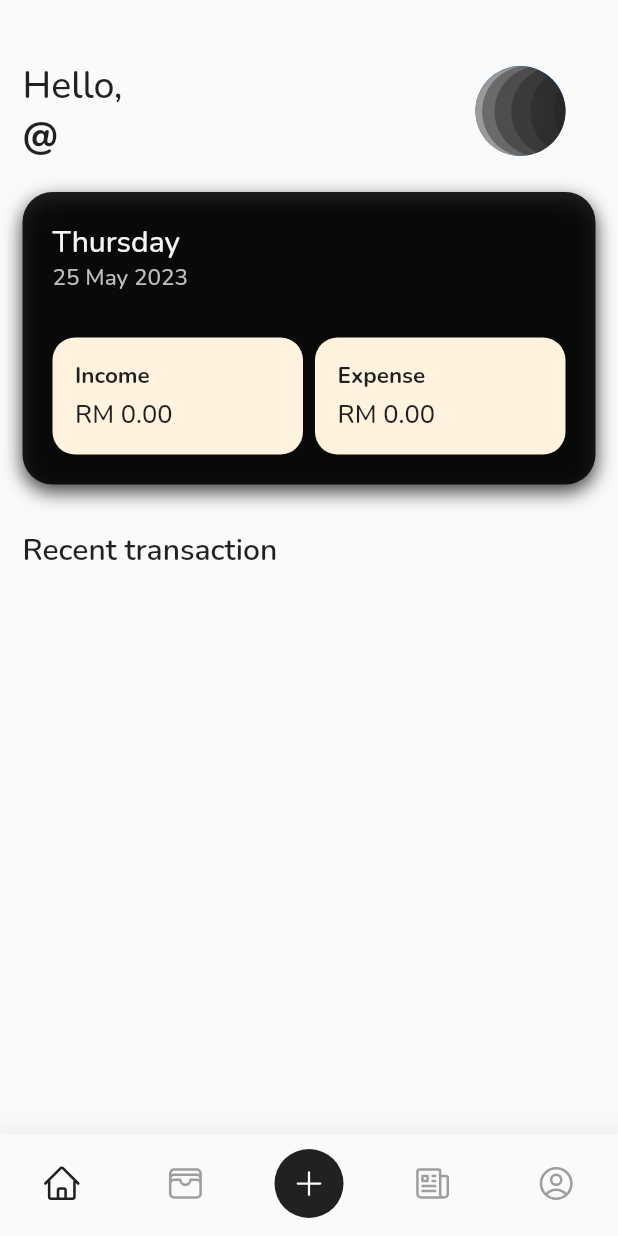
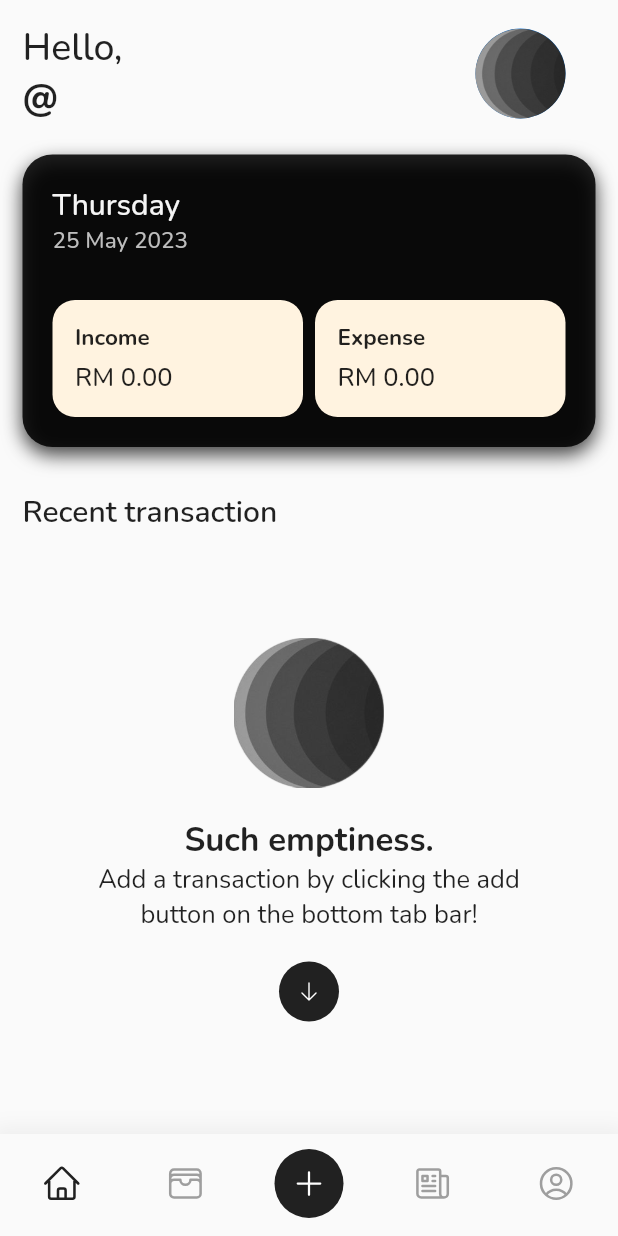
Before and after one commit to nathalie7890/dollarsapp, a Flutter app: the Home screen opened by its route, on a phone screen of 412 x 824 dp. Run offline on Flutter 3.47's test engine with Material 2 defaults, Android fonts, the phone set to English and light mode, and no system bars; our stand-ins replace cloud_firestore, firebase_auth, firebase_core, firebase_storage, flutter_spinkit, fluttertoast and 6 more; accounts and stored records are empty; network calls fail.

```diff
--- a/lib/data/model/trans.dart
+++ b/lib/data/model/trans.dart
@@ -42,8 +42,8 @@ class Transaction {
       uid: map['uid'],
       title: map['title'],
       amount: map['amount'] as double,
-      // date: (map['date'] as Timestamp).toDate(),
-      date: _parseDate(map['date']),
+      date: (map['date'] as Timestamp).toDate(),
+      // date: _parseDate(map['date']),
       category: map['category'],
       type: map['type'],
       note: map['note'],
--- a/lib/ui/home.dart
+++ b/lib/ui/home.dart
@@ -47,7 +47,7 @@ class _HomeState extends State<Home> with SingleTickerProviderStateMixin {
     if (res != null) {
       setState(() {
         tabState = res.toString();
-        context.push("/home/$tabState");
+        context.go("/home/$tabState");
       });
     }
   }
@@ -79,7 +79,7 @@ class _HomeState extends State<Home> with SingleTickerProviderStateMixin {
         initialIndex: tabState == "" ? 0 : 1,
         child: Scaffold(
           body: Padding(
-            padding: const EdgeInsets.only(top: 25.0),
+            padding: const EdgeInsets.only(top: 0.0),
             child: GestureDetector(
               onHorizontalDragEnd: (details) => _scrollTabs(details),
               child: TabBarView(
--- a/lib/ui/home_tabs/home_tab.dart
+++ b/lib/ui/home_tabs/home_tab.dart
@@ -1,15 +1,13 @@
 import 'package:dollar_app/ui/home_tabs/transactions_tabs/sort.dart';
+import 'package:dollar_app/ui/home_tabs/transactions_tabs/widgets/emptyList.dart';
 import 'package:dollar_app/ui/home_tabs/transactions_tabs/widgets/loading.dart';
 import 'package:dollar_app/ui/home_tabs/transactions_tabs/widgets/trans_list.dart';
 import 'package:flutter/material.dart';
-import 'package:go_router/go_router.dart';
-import 'package:google_fonts/google_fonts.dart';
 
 // ui
 import '../../data/model/trans.dart';
 import "../colors.dart";
 import '../widgets/nunito_text.dart';
-import "package:font_awesome_flutter/font_awesome_flutter.dart";
 
 // utils
 import '../utils/utils.dart';
@@ -76,11 +74,14 @@ class _HomeTabState extends State<HomeTab> with SingleTickerProviderStateMixin {
     if (res != null) {
       setState(() {
         _trans = res;
-        _totalIncome = getTotalAmount(_trans, "income");
-        _totalExpense = getTotalAmount(_trans, "expense");
-        _isLoading = false;
+        _totalIncome = getTotalAmount(_trans, "income", DateTime.now().year);
+        _totalExpense = getTotalAmount(_trans, "expense", DateTime.now().year);
       });
     }
+
+    setState(() {
+      _isLoading = false;
+    });
   }
 
   @override
@@ -109,7 +110,9 @@ class _HomeTabState extends State<HomeTab> with SingleTickerProviderStateMixin {
                   height: 10,
                 ),
                 Expanded(
-                  child: transList(context, _trans, true),
+                  child: _trans.isEmpty
+                      ? emptyList()
+                      : transList(context, _trans, true),
                 )
               ],
             ),
--- a/lib/ui/home_tabs/transaction.dart
+++ b/lib/ui/home_tabs/transaction.dart
@@ -53,8 +53,11 @@ class _TransactionState extends State<Transaction>
       if (trans.type == "income") {
         _isIncome = true;
       }
+    }
+
+    setState(() {
       isLoading = false;
-    }
+    });
     return null;
   }
 
--- a/lib/ui/home_tabs/transactions_tabs/sort.dart
+++ b/lib/ui/home_tabs/transactions_tabs/sort.dart
@@ -7,6 +7,7 @@ import '../../../data/model/trans.dart';
 List<Map<String, dynamic>> sortByWeek(List<Transaction> transactions) {
   // Sort the transactions by date in ascending order
   transactions.sort((a, b) => a.date.compareTo(b.date));
+
 
   List<Map<String, dynamic>> result = [];
 
@@ -50,6 +51,7 @@ List<Map<String, dynamic>> sortByWeek(List<Transaction> transactions) {
     'total': totalAmount.toStringAsFixed(2),
   });
 
+  debugPrint(result.reversed.toString());
   return List.from(result.reversed);
 }
 
@@ -123,11 +125,11 @@ List<Map<String, dynamic>> sortByMonth(List<Transaction> transactions) {
   return List.from(result.reversed);
 }
 
-double getTotalAmount(List<Transaction> transactions, String type) {
+double getTotalAmount(List<Transaction> transactions, String type, int year) {
   double totalAmount = 0;
 
   for (var transaction in transactions) {
-    if (transaction.type == type) {
+    if (transaction.type == type && transaction.date.year == year) {
       totalAmount += transaction.amount;
     }
   }
--- /dev/null
+++ b/lib/ui/home_tabs/transactions_tabs/widgets/emptyList.dart
@@ -0,0 +1,37 @@
+import 'package:flutter/material.dart';
+import 'package:google_fonts/google_fonts.dart';
+import 'package:heroicons/heroicons.dart';
+
+import '../../../colors.dart';
+import '../../../widgets/nunito_text.dart';
+
+Container emptyList() {
+  return Container(
+    padding: const EdgeInsets.all(25),
+    child: Column(
+      crossAxisAlignment: CrossAxisAlignment.center,
+      mainAxisAlignment: MainAxisAlignment.center,
+      children: [
+        Image.asset(
+          "assets/images/logo.png",
+          height: 100,
+        ),
+        const SizedBox(height: 20),
+        nunitoText("Such emptiness.", 22, FontWeight.bold, primary),
+        Text(
+            "Add a transaction by clicking the add button on the bottom tab bar!",
+            textAlign: TextAlign.center,
+            style: GoogleFonts.nunito(color: primary, fontSize: 17)),
+        const SizedBox(height: 20),
+        const CircleAvatar(
+          backgroundColor: primary,
+          child: HeroIcon(
+            HeroIcons.arrowDown,
+            color: Colors.white,
+            size: 15,
+          ),
+        )
+      ],
+    ),
+  );
+}
```
Also changed, not shown: lib/service/auth_service.dart (+8 -1 lines), lib/ui/home_tabs/news.dart (+14 -9 lines), lib/ui/home_tabs/profile.dart (+47 -32 lines), lib/ui/home_tabs/transactions_tabs/add_transaction.dart (+13 -11 lines), lib/ui/home_tabs/transactions_tabs/expenses.dart (+6 -2 lines), lib/ui/home_tabs/transactions_tabs/income.dart (+12 -4 lines), lib/ui/navigation.dart (+9 -7 lines).
